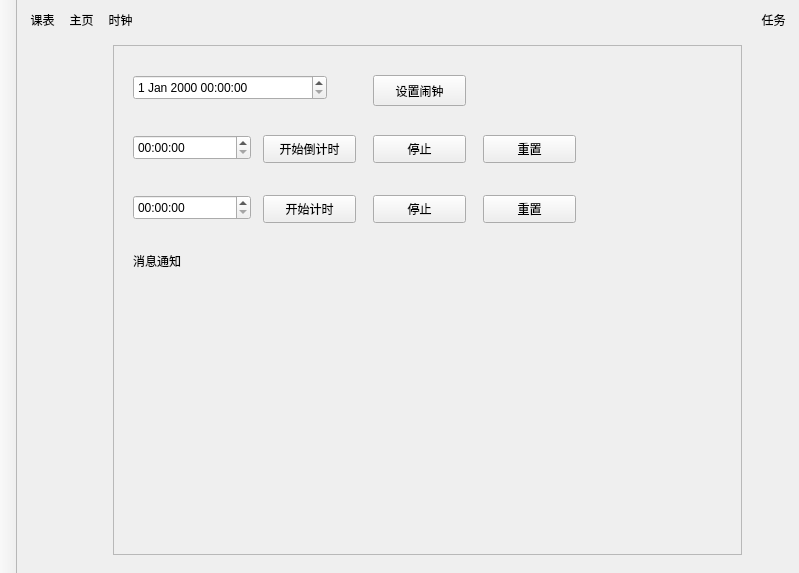
The window that hamsystem.ui (evtrouble/ham) describes before a commit, drawn with Qt 5.
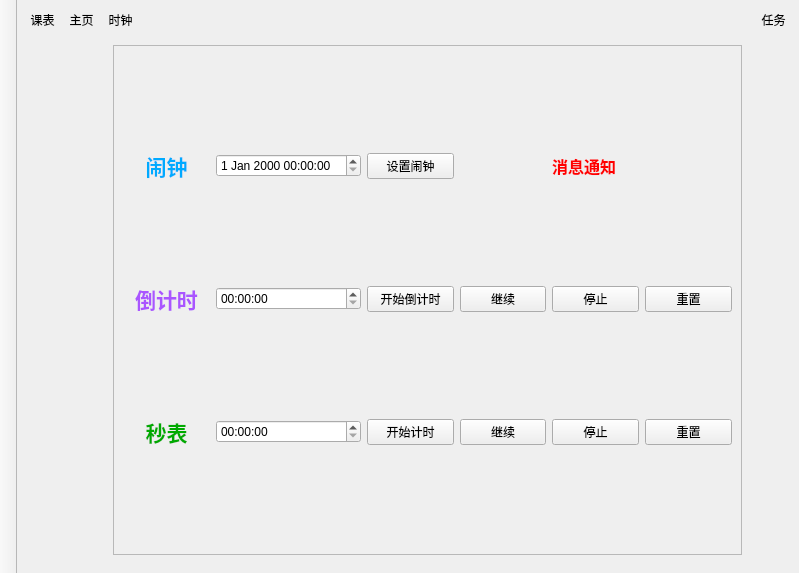
The same window after the commit. Icons and pictures are not drawn. Custom widgets are drawn as their Qt base class.

Commit message: 完善布局和功能

```diff
--- a/hamsystem.ui
+++ b/hamsystem.ui
@@ -2156,140 +2156,114 @@
           <property name="frameShadow">
            <enum>QFrame::Shadow::Raised</enum>
           </property>
-          <widget class="QPushButton" name="setAlarmBtn">
-           <property name="geometry">
-            <rect>
-             <x>260</x>
-             <y>30</y>
-             <width>93</width>
-             <height>31</height>
-            </rect>
-           </property>
+          <layout class="QGridLayout" name="gridLayout_4">
+           <item row="0" column="0">
+            <widget class="QLabel" name="label_8">
+             <property name="text">
+              <string>&lt;html&gt;&lt;head/&gt;&lt;body&gt;&lt;p align=&quot;center&quot;&gt;&lt;span style=&quot; font-size:16pt; font-weight:700; color:#00aaff;&quot;&gt;闹钟&lt;/span&gt;&lt;/p&gt;&lt;/body&gt;&lt;/html&gt;</string>
+             </property>
+            </widget>
+           </item>
+           <item row="1" column="5">
+            <widget class="QPushButton" name="resetCountdownBtn">
            <property name="text">
-            <string>设置闹钟</string>
-           </property>
-          </widget>
-          <widget class="QPushButton" name="startCountdownBtn">
-           <property name="geometry">
-            <rect>
-             <x>150</x>
-             <y>90</y>
-             <width>93</width>
-             <height>28</height>
-            </rect>
-           </property>
+              <string>重置</string>
+             </property>
+            </widget>
+           </item>
+           <item row="1" column="4">
+            <widget class="QPushButton" name="stopCountdownBtn">
+             <property name="text">
+              <string>停止</string>
+             </property>
+            </widget>
+           </item>
+           <item row="1" column="3">
+            <widget class="QPushButton" name="continueCountdownBtn">
            <property name="text">
-            <string>开始倒计时</string>
-           </property>
-          </widget>
+              <string>继续</string>
+             </property>
+            </widget>
+           </item>
+           <item row="2" column="2">
           <widget class="QPushButton" name="startStopwatchBtn">
-           <property name="geometry">
-            <rect>
-             <x>150</x>
-             <y>150</y>
-             <width>93</width>
-             <height>28</height>
-            </rect>
-           </property>
            <property name="text">
             <string>开始计时</string>
            </property>
           </widget>
-          <widget class="QTimeEdit" name="countdownTimeEdit">
-           <property name="geometry">
-            <rect>
-             <x>20</x>
-             <y>90</y>
-             <width>118</width>
-             <height>25</height>
-            </rect>
-           </property>
-          </widget>
-          <widget class="QPushButton" name="resetCountdownBtn">
-           <property name="geometry">
-            <rect>
-             <x>370</x>
-             <y>90</y>
-             <width>93</width>
-             <height>28</height>
-            </rect>
-           </property>
+           </item>
+           <item row="2" column="3">
+            <widget class="QPushButton" name="continueStopwatchBtn">
            <property name="text">
-            <string>重置</string>
-           </property>
-          </widget>
+              <string>继续</string>
+             </property>
+            </widget>
+           </item>
+           <item row="2" column="5">
           <widget class="QPushButton" name="resetStopwatchBtn">
-           <property name="geometry">
-            <rect>
-             <x>370</x>
-             <y>150</y>
-             <width>93</width>
-             <height>28</height>
-            </rect>
-           </property>
            <property name="text">
             <string>重置</string>
            </property>
           </widget>
-          <widget class="QPushButton" name="stopCountdownBtn">
-           <property name="geometry">
-            <rect>
-             <x>260</x>
-             <y>90</y>
-             <width>93</width>
-             <height>28</height>
-            </rect>
-           </property>
-           <property name="text">
-            <string>停止</string>
-           </property>
-          </widget>
+           </item>
+           <item row="2" column="4">
           <widget class="QPushButton" name="stopStopwatchBtn">
-           <property name="geometry">
-            <rect>
-             <x>260</x>
-             <y>150</y>
-             <width>93</width>
-             <height>28</height>
-            </rect>
-           </property>
            <property name="text">
             <string>停止</string>
            </property>
           </widget>
-          <widget class="QDateTimeEdit" name="alarmTimeEdit">
-           <property name="geometry">
-            <rect>
-             <x>20</x>
-             <y>30</y>
-             <width>194</width>
-             <height>25</height>
-            </rect>
-           </property>
-          </widget>
-          <widget class="QTimeEdit" name="stopwatchTimeEdit">
-           <property name="geometry">
-            <rect>
-             <x>20</x>
-             <y>150</y>
-             <width>118</width>
-             <height>25</height>
-            </rect>
-           </property>
-          </widget>
+           </item>
+           <item row="0" column="1">
+            <widget class="QDateTimeEdit" name="alarmTimeEdit"/>
+           </item>
+           <item row="1" column="2">
+            <widget class="QPushButton" name="startCountdownBtn">
+             <property name="text">
+              <string>开始倒计时</string>
+             </property>
+            </widget>
+           </item>
+           <item row="1" column="1">
+            <widget class="QTimeEdit" name="countdownTimeEdit"/>
+           </item>
+           <item row="1" column="0">
+            <widget class="QLabel" name="label_9">
+             <property name="text">
+              <string>&lt;html&gt;&lt;head/&gt;&lt;body&gt;&lt;p align=&quot;center&quot;&gt;&lt;span style=&quot; font-size:16pt; font-weight:700; color:#aa55ff;&quot;&gt;倒计时&lt;/span&gt;&lt;/p&gt;&lt;/body&gt;&lt;/html&gt;</string>
+             </property>
+            </widget>
+           </item>
+           <item row="2" column="1">
+            <widget class="QTimeEdit" name="stopwatchTimeEdit"/>
+           </item>
+           <item row="2" column="0">
+            <widget class="QLabel" name="label_10">
+             <property name="text">
+              <string>&lt;html&gt;&lt;head/&gt;&lt;body&gt;&lt;p align=&quot;center&quot;&gt;&lt;span style=&quot; font-size:16pt; font-weight:700; color:#00aa00;&quot;&gt;秒表&lt;/span&gt;&lt;/p&gt;&lt;/body&gt;&lt;/html&gt;</string>
+             </property>
+            </widget>
+           </item>
+           <item row="0" column="2">
+            <widget class="QPushButton" name="setAlarmBtn">
+             <property name="text">
+              <string>设置闹钟</string>
+             </property>
+            </widget>
+           </item>
+           <item row="0" column="4">
           <widget class="QLabel" name="notificationLabel">
-           <property name="geometry">
-            <rect>
-             <x>20</x>
-             <y>200</y>
-             <width>101</width>
-             <height>31</height>
-            </rect>
+             <property name="maximumSize">
+              <size>
+               <width>16777215</width>
+               <height>595</height>
+              </size>
            </property>
            <property name="text">
-            <string>消息通知</string>
-           </property>
-          </widget>
+              <string>&lt;html&gt;&lt;head/&gt;&lt;body&gt;&lt;p&gt;&lt;span style=&quot; font-size:12pt; font-weight:700; color:#ff0000;&quot;&gt;消息通知&lt;/span&gt;&lt;/p&gt;&lt;/body&gt;&lt;/html&gt;</string>
+             </property>
+            </widget>
+           </item>
+          </layout>
          </widget>
         </item>
        </layout>
```
Lines whose indentation alone changed are shown as unchanged. The commit also changes 4 other files.
